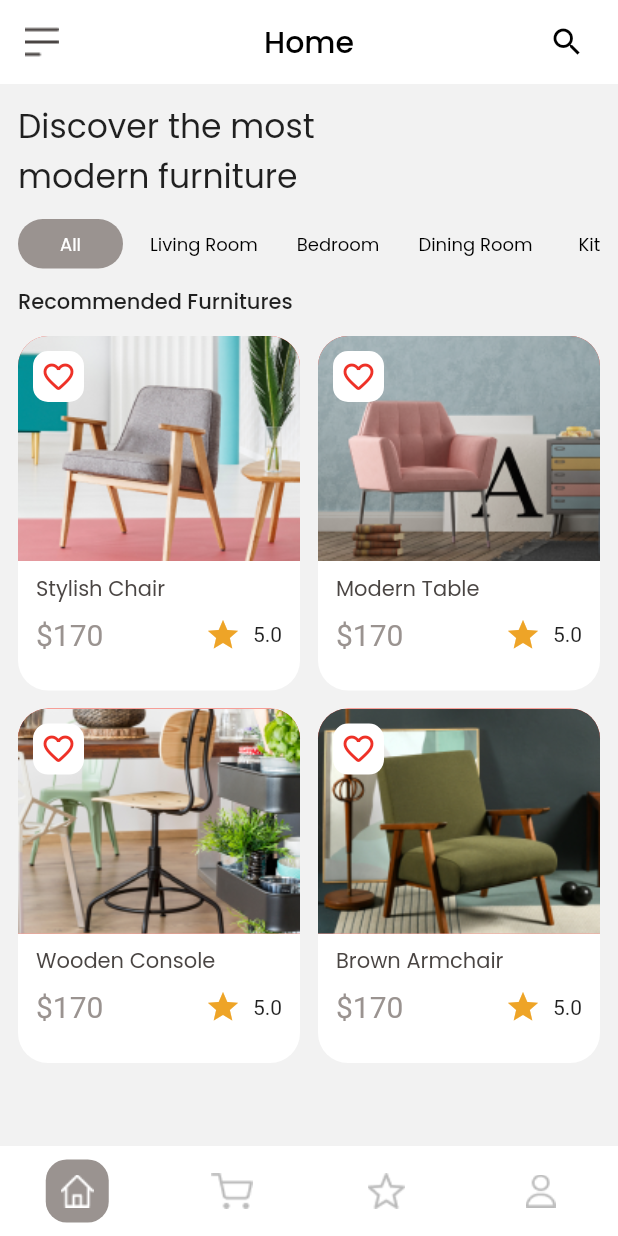
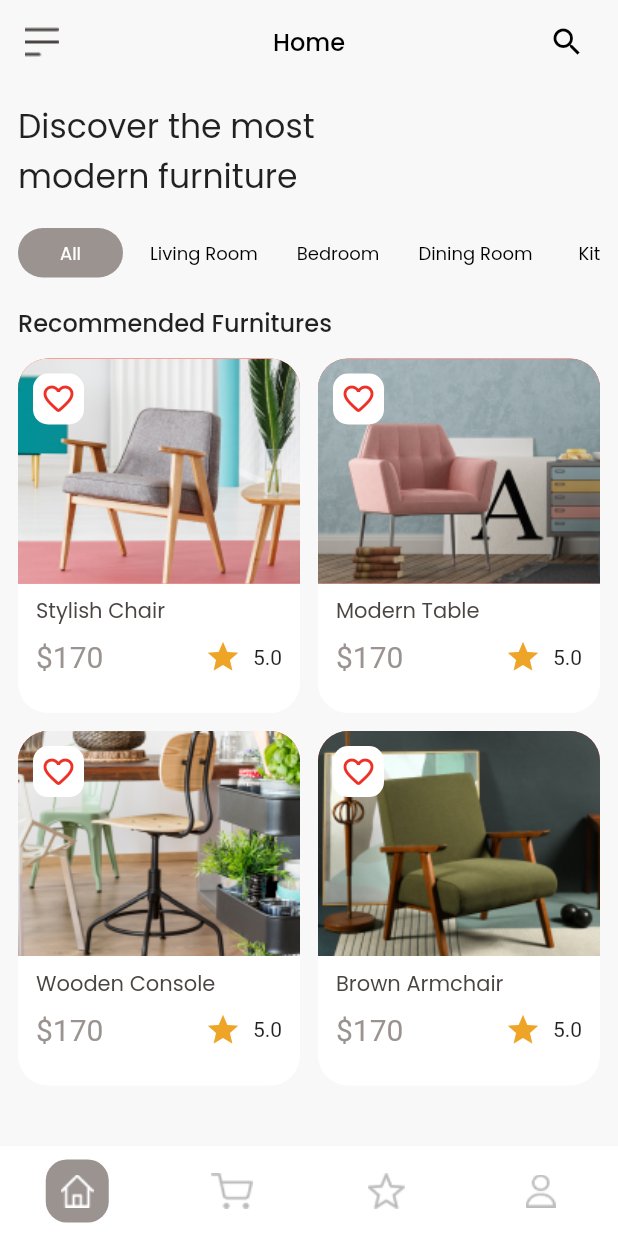
Before and after one commit to egitheri/fugi_furniture, a Flutter app: the screen it shows after launch, on a phone screen of 412 x 824 dp. Run offline on Flutter 3.47's test engine with Material 2 defaults, Android fonts, the phone set to English and light mode, and no system bars; our stand-ins replace google_fonts.

Commit message:
create color

```diff
--- a/lib/main.dart
+++ b/lib/main.dart
@@ -39,15 +39,16 @@ class _MyHomePageState extends State<MyHomePage> {
     final double itemHeight = (size.height - kToolbarHeight - 250) / 2;
     final double itemWidth = size.width / 2;
     return Scaffold(
-        backgroundColor: Color(0xffF2F2F2),
+        backgroundColor: Color(0xffF8F8F8),
         appBar: AppBar(
           title: Text(
             "Home",
             style: TextStyle(
+                fontSize: 16,
                 color: Colors.black,
                 fontFamily: GoogleFonts.poppins().fontFamily),
           ),
-          backgroundColor: Colors.white,
+          backgroundColor: Color(0xffF8F8F8),
           elevation: 0,
           centerTitle: true,
           leading: IconButton(
@@ -81,7 +82,7 @@ class _MyHomePageState extends State<MyHomePage> {
                 ),
               ),
               const SizedBox(
-                height: 12,
+                height: 18,
               ),
               SizedBox(
                 width: MediaQuery.of(context).size.width,
@@ -113,13 +114,14 @@ class _MyHomePageState extends State<MyHomePage> {
                 ),
               ),
               const SizedBox(
-                height: 12,
+                height: 18,
               ),
               Text(
                 'Recommended Furnitures',
                 style: TextStyle(
                     fontFamily: GoogleFonts.poppins().fontFamily,
-                    fontWeight: FontWeight.w500),
+                    fontWeight: FontWeight.w500,
+                    fontSize: 16),
               ),
               const SizedBox(
                 height: 12,
--- a/lib/widgets/produk_widget.dart
+++ b/lib/widgets/produk_widget.dart
@@ -1,5 +1,6 @@
 // ignore_for_file: public_member_api_docs, sort_constructors_first
 import 'package:flutter/material.dart';
+import 'package:fugi_furniture/produk_detail.dart';
 import 'package:google_fonts/google_fonts.dart';
 
 class ProdukWidget extends StatelessWidget {
@@ -17,23 +18,31 @@ class ProdukWidget extends StatelessWidget {
 
   @override
   Widget build(BuildContext context) {
-    return Container(
-                  height: 243,
+    return InkWell(
+      onTap: () {
+        Navigator.of(context).push(
+          MaterialPageRoute(
+            builder: (context) => const ProductDetail(),
+          ),
+        );
+      },
+      child: Container(
+        height: 250,
         decoration: BoxDecoration(
-                      borderRadius: BorderRadius.circular(20),
-                      color: Colors.white),
+            borderRadius: BorderRadius.circular(20), color: Colors.white),
         child: Column(
           mainAxisAlignment: MainAxisAlignment.start,
           crossAxisAlignment: CrossAxisAlignment.start,
           children: [
-                      Stack(
+            Flexible(
+              flex: 1,
+              child: Stack(
                 children: [
                   Container(
                     height: 150,
                     decoration: BoxDecoration(
                         image: DecorationImage(
-                                    image:
-                                        AssetImage('assets/images/${image}'),
+                            image: AssetImage('assets/images/${image}'),
                             fit: BoxFit.cover),
                         color: Colors.red,
                         borderRadius: BorderRadius.only(
@@ -53,6 +62,7 @@ class ProdukWidget extends StatelessWidget {
                     ),
                   )
                 ],
+              ),
             ),
             SizedBox(
               height: 8,
@@ -85,8 +95,7 @@ class ProdukWidget extends StatelessWidget {
                     ),
                     Text(
                       price,
-                                style: TextStyle(
-                                    fontSize: 20, color: Color(0xff9A9390)),
+                      style: TextStyle(fontSize: 20, color: Color(0xff9A9390)),
                     ),
                   ],
                 ),
@@ -106,8 +115,12 @@ class ProdukWidget extends StatelessWidget {
                   ],
                 )
               ],
-                      )
+            ),
+            SizedBox(
+              height: 8,
+            ),
           ],
+        ),
       ),
     );
   }
```
Also changed, not shown: lib/produk_detail.dart (added, +183 -0 lines), assets/images/detail.png (renamed from assets/images/vip-office-furniture-on-a-white-background-2021-08-29-11-40-24-utc 1 (1).png). Lines whose indentation alone changed are shown as unchanged.
